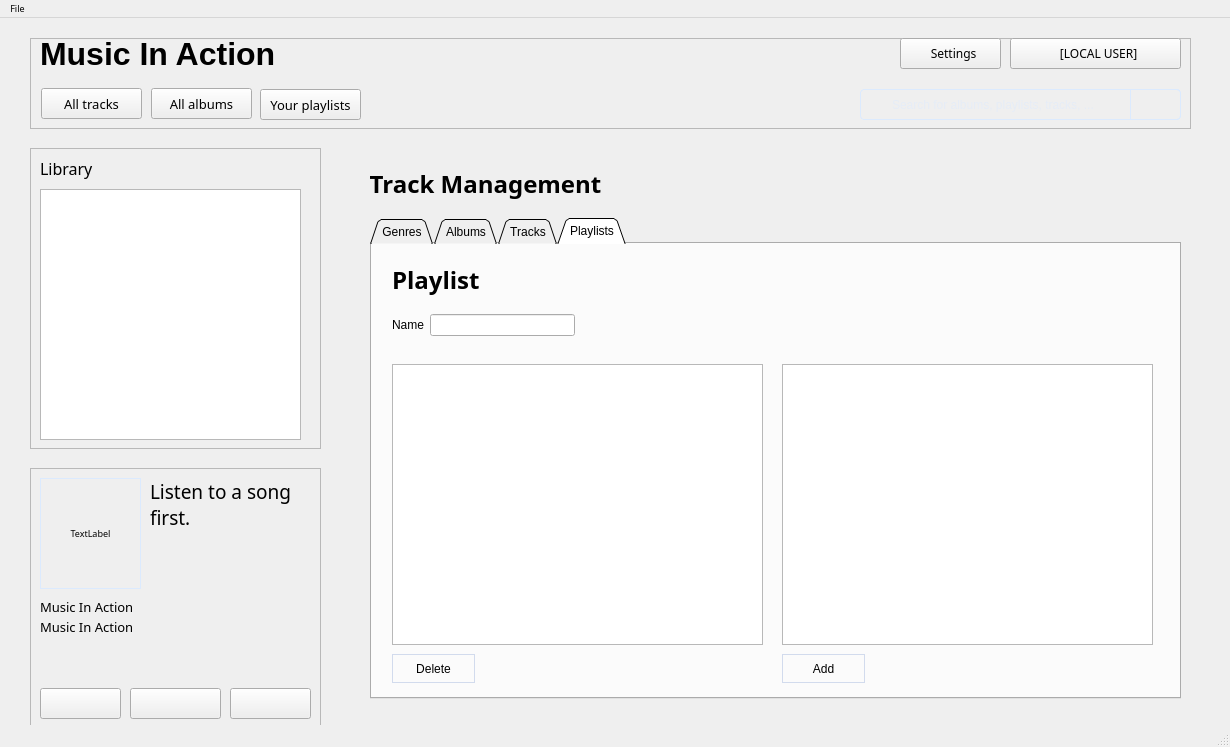
Old version of the form mainwindow.ui in the repository AlexDev404/GUIFinalProject.
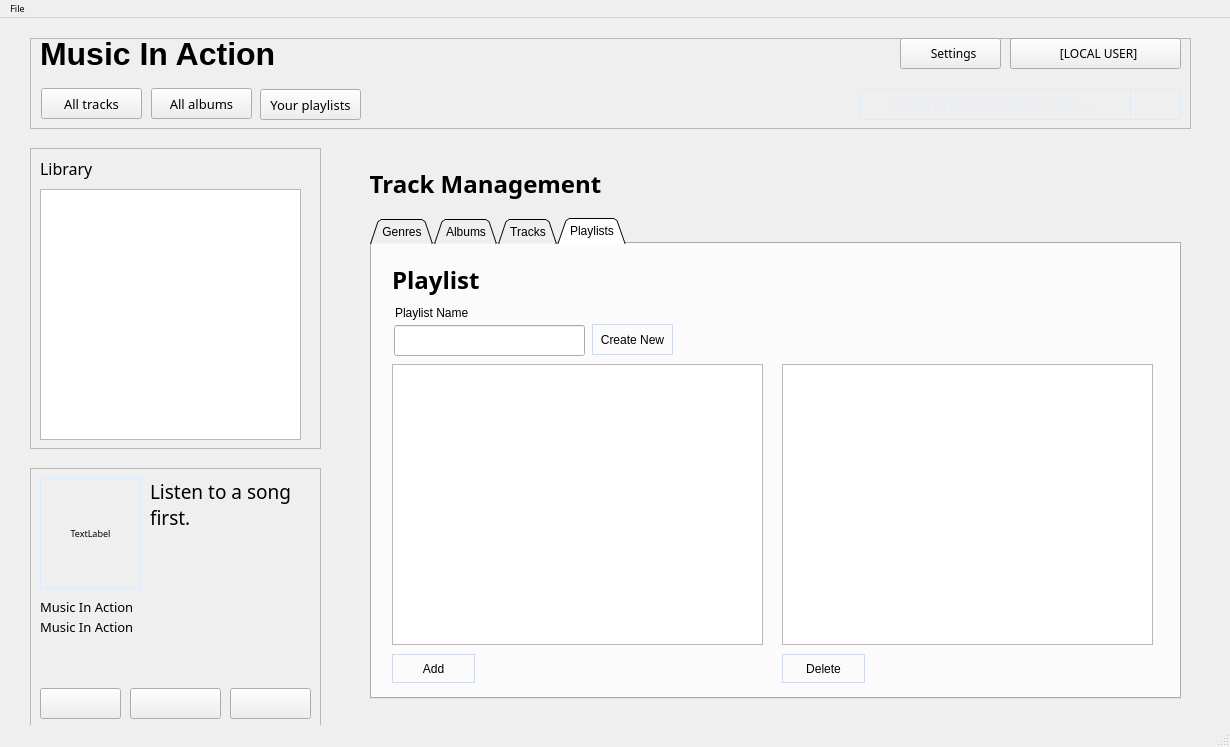
New version of the form. The open tabs and pages were chosen to show the change. Icons and pictures are not drawn.

```diff
--- a/mainwindow.ui
+++ b/mainwindow.ui
@@ -656,28 +656,6 @@
        <attribute name="title">
         <string>Playlists</string>
        </attribute>
-       <widget class="QWidget" name="formLayoutWidget_5">
-        <property name="geometry">
-         <rect>
-          <x>20</x>
-          <y>70</y>
-          <width>183</width>
-          <height>31</height>
-         </rect>
-        </property>
-        <layout class="QFormLayout" name="formLayout_9">
-         <item row="0" column="1">
-          <widget class="QLineEdit" name="playlist_name"/>
-         </item>
-         <item row="0" column="0">
-          <widget class="QLabel" name="label_fp_24">
-           <property name="text">
-            <string>Name</string>
-           </property>
-          </widget>
-         </item>
-        </layout>
-       </widget>
        <widget class="QLabel" name="label_fp_16">
         <property name="geometry">
          <rect>
@@ -714,7 +692,7 @@
        <widget class="QPushButton" name="addplaylisttrack">
         <property name="geometry">
          <rect>
-          <x>410</x>
+          <x>20</x>
           <y>410</y>
           <width>83</width>
           <height>29</height>
@@ -737,7 +715,7 @@
        <widget class="QPushButton" name="deleteplaylisttrack">
         <property name="geometry">
          <rect>
-          <x>20</x>
+          <x>410</x>
           <y>410</y>
           <width>83</width>
           <height>29</height>
@@ -747,6 +725,42 @@
          <string>Delete</string>
         </property>
        </widget>
+       <widget class="QPushButton" name="CreateNewPlaylist">
+        <property name="geometry">
+         <rect>
+          <x>220</x>
+          <y>80</y>
+          <width>81</width>
+          <height>31</height>
+         </rect>
+        </property>
+        <property name="text">
+         <string>Create New</string>
+        </property>
+       </widget>
+       <widget class="QLineEdit" name="playlist_name">
+        <property name="geometry">
+         <rect>
+          <x>22</x>
+          <y>81</y>
+          <width>191</width>
+          <height>31</height>
+         </rect>
+        </property>
+       </widget>
+       <widget class="QLabel" name="label_fp_24">
+        <property name="geometry">
+         <rect>
+          <x>23</x>
+          <y>59</y>
+          <width>151</width>
+          <height>20</height>
+         </rect>
+        </property>
+        <property name="text">
+         <string>Playlist Name</string>
+        </property>
+       </widget>
       </widget>
      </widget>
      <widget class="QLabel" name="label_fp_1">
```
Left out of the diff: 50 changed lines with no effect on the pictures.
